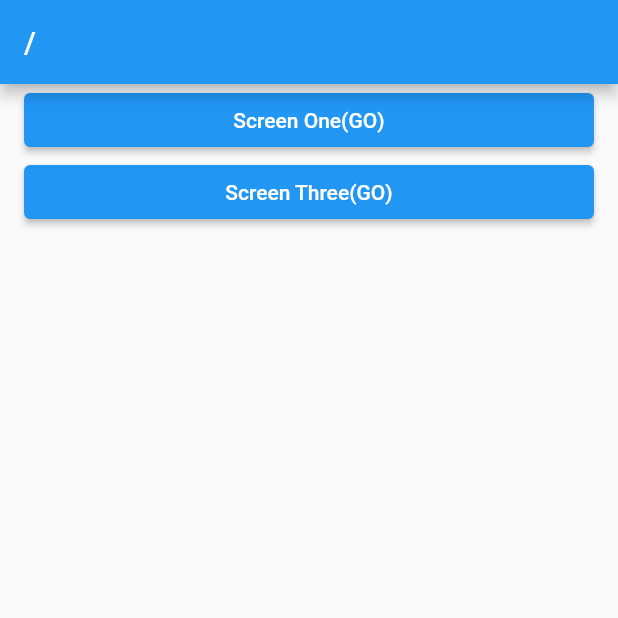
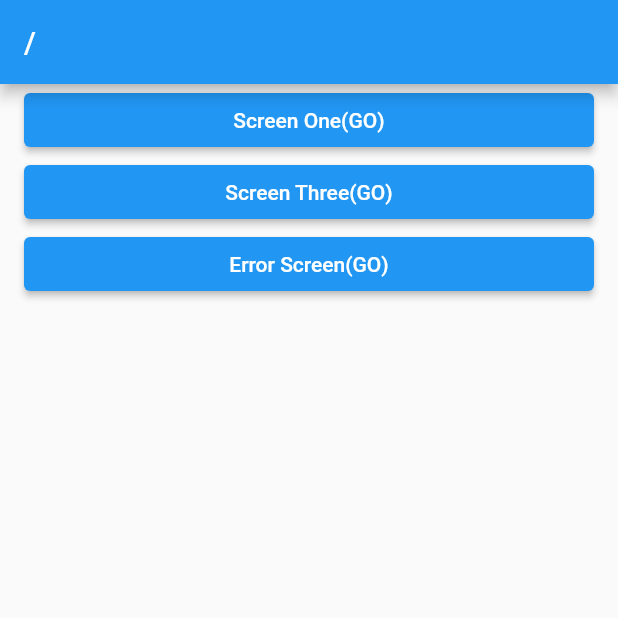
Before and after one commit to DAEWOONPARK/flutter-edu-go-router, a Flutter app: the screen it shows after launch, on a phone screen of 412 x 824 dp, the top half of it. Run offline on Flutter 3.47's test engine with Material 2 defaults, Android fonts, the phone set to English and light mode, and no system bars; our stand-ins replace go_router.

```diff
--- a/lib/main.dart
+++ b/lib/main.dart
@@ -3,6 +3,7 @@ import 'package:go_router/go_router.dart';
 import 'package:go_router_sample/screen/1_screen.dart';
 import 'package:go_router_sample/screen/2_screen.dart';
 import 'package:go_router_sample/screen/3_screen.dart';
+import 'package:go_router_sample/screen/error_screen.dart';
 import 'package:go_router_sample/screen/home_screen.dart';
 
 void main() {
@@ -14,6 +15,9 @@ class _App extends StatelessWidget {
 
   final GoRouter _router = GoRouter(
         initialLocation: '/',
+        errorBuilder: (context, state) {
+          return ErrorScreen(error: state.error.toString());
+        },
         routes: [
           GoRoute(
             path: '/',
--- a/lib/screen/home_screen.dart
+++ b/lib/screen/home_screen.dart
@@ -23,7 +23,13 @@ class HomeScreen extends StatelessWidget {
               context.goNamed(ThreeScreen.routeName);
             },
             child: Text('Screen Three(GO)'),
-          )
+          ),
+          ElevatedButton(
+            onPressed: () {
+              context.go('/error');
+            },
+            child: Text('Error Screen(GO)'),
+          ),
         ],
       ),
     );
```
Also changed, not shown: lib/screen/error_screen.dart (added, +32 -0 lines).
